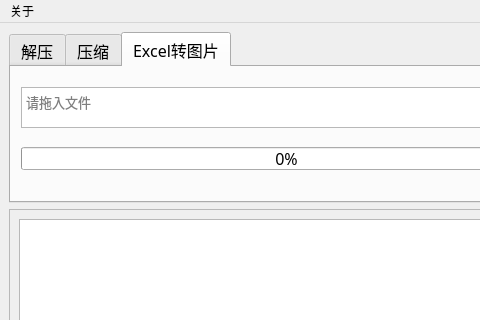
Qt form GUI.ui (1061700625/small-tools) before a commit; both pictures show x 0 to 480 and y 0 to 320 of the 780 by 430 pixel window.
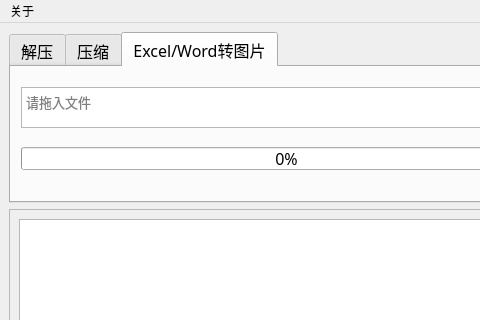
The same form after that commit.

Commit message: 添加doc/docx转图片+自动滚动

Diff of the .ui file:
```diff
--- a/GUI.ui
+++ b/GUI.ui
@@ -175,7 +175,7 @@
       </widget>
       <widget class="QWidget" name="tab_excel2image">
        <attribute name="title">
-        <string>Excel转图片</string>
+        <string>Excel/Word转图片</string>
        </attribute>
        <widget class="QProgressBar" name="progressBar_excel2image_progress">
         <property name="geometry">
```
Left out of the diff: 12 changed lines with no effect on the pictures. The commit also changes 3 other files.
